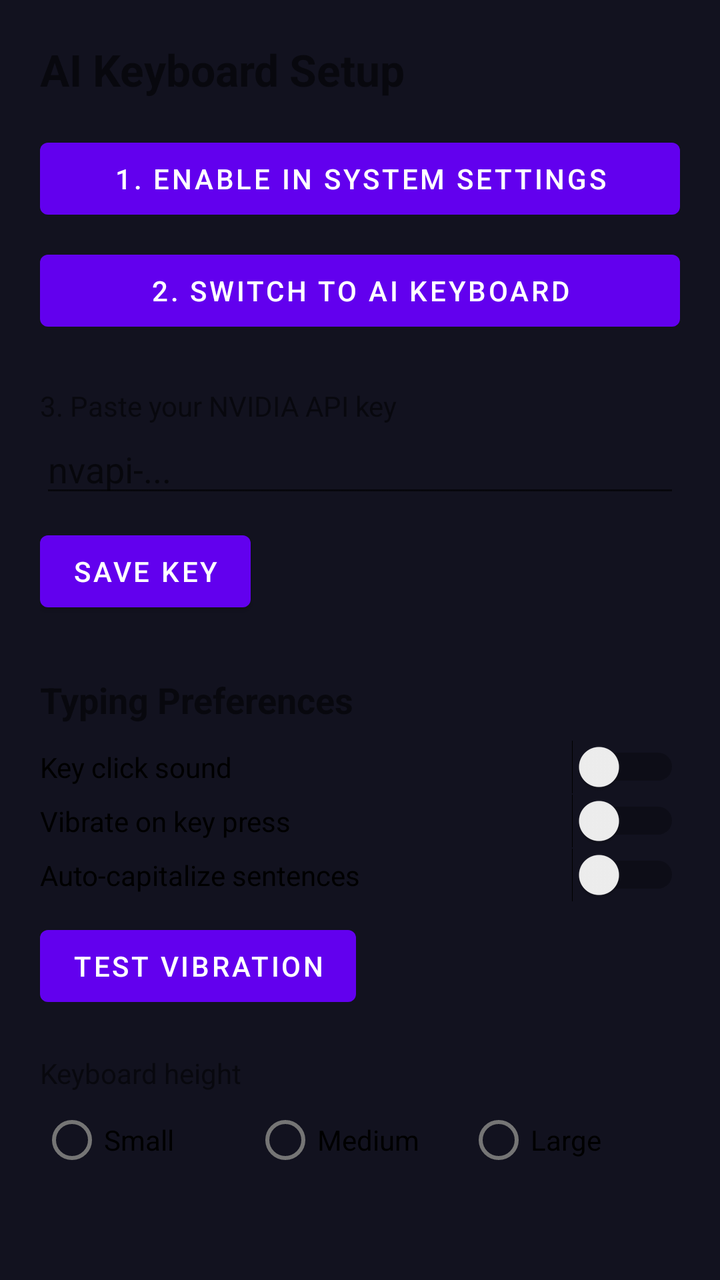
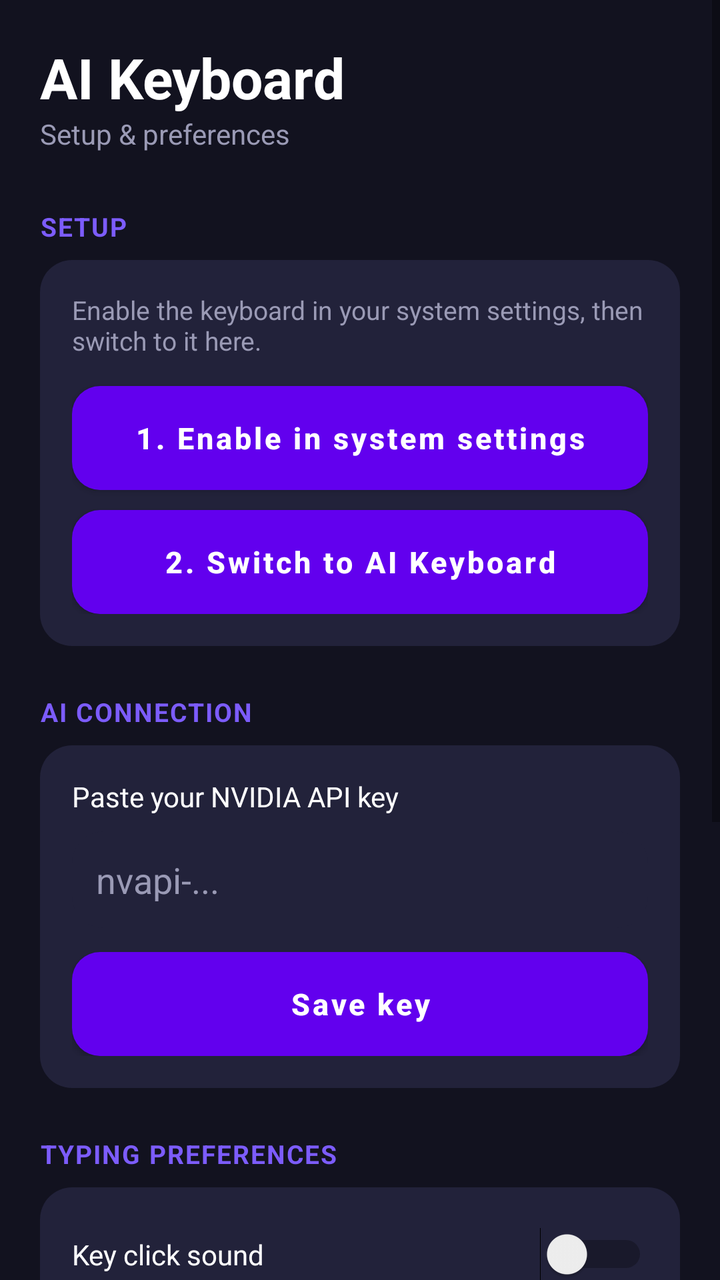

Screens rendered from an Android XML layout before and after an edit, with the pre-edit source and the edit as a unified diff.
<!-- AndroidManifest.xml: application theme Theme.AIKeyboard -->
<!-- res/layout/activity_settings.xml -->
<?xml version="1.0" encoding="utf-8"?>
<ScrollView xmlns:android="http://schemas.android.com/apk/res/android"
    android:layout_width="match_parent"
    android:layout_height="match_parent">

<LinearLayout
    android:layout_width="match_parent"
    android:layout_height="wrap_content"
    android:orientation="vertical"
    android:padding="20dp">

    <TextView
        android:layout_width="wrap_content"
        android:layout_height="wrap_content"
        android:text="AI Keyboard Setup"
        android:textSize="22sp"
        android:textStyle="bold"
        android:layout_marginBottom="16dp" />

    <Button
        android:id="@+id/btnEnableKeyboard"
        android:layout_width="match_parent"
        android:layout_height="wrap_content"
        android:text="1. Enable in system settings" />

    <Button
        android:id="@+id/btnChooseKeyboard"
        android:layout_width="match_parent"
        android:layout_height="wrap_content"
        android:layout_marginTop="8dp"
        android:text="2. Switch to AI Keyboard" />

    <TextView
        android:layout_width="wrap_content"
        android:layout_height="wrap_content"
        android:layout_marginTop="24dp"
        android:text="3. Paste your NVIDIA API key" />

    <EditText
        android:id="@+id/editApiKey"
        android:layout_width="match_parent"
        android:layout_height="wrap_content"
        android:hint="nvapi-..."
        android:inputType="textPassword" />

    <Button
        android:id="@+id/btnSaveKey"
        android:layout_width="wrap_content"
        android:layout_height="wrap_content"
        android:layout_marginTop="8dp"
        android:text="Save key" />

    <TextView
        android:layout_width="wrap_content"
        android:layout_height="wrap_content"
        android:layout_marginTop="28dp"
        android:text="Typing Preferences"
        android:textSize="18sp"
        android:textStyle="bold" />

    <Switch
        android:id="@+id/switchSound"
        android:layout_width="match_parent"
        android:layout_height="wrap_content"
        android:layout_marginTop="8dp"
        android:text="Key click sound" />

    <Switch
        android:id="@+id/switchVibrate"
        android:layout_width="match_parent"
        android:layout_height="wrap_content"
        android:text="Vibrate on key press" />

    <Switch
        android:id="@+id/switchAutoCap"
        android:layout_width="match_parent"
        android:layout_height="wrap_content"
        android:text="Auto-capitalize sentences" />

    <Button
        android:id="@+id/btnTestVibrate"
        android:layout_width="wrap_content"
        android:layout_height="wrap_content"
        android:layout_marginTop="8dp"
        android:text="Test vibration" />

    <TextView
        android:layout_width="wrap_content"
        android:layout_height="wrap_content"
        android:layout_marginTop="20dp"
        android:text="Keyboard height" />

    <RadioGroup
        android:id="@+id/radioHeight"
        android:layout_width="match_parent"
        android:layout_height="wrap_content"
        android:orientation="horizontal">

        <RadioButton
            android:id="@+id/radioSmall"
            android:layout_width="0dp"
            android:layout_height="wrap_content"
            android:layout_weight="1"
            android:text="Small" />

        <RadioButton
            android:id="@+id/radioMedium"
            android:layout_width="0dp"
            android:layout_height="wrap_content"
            android:layout_weight="1"
            android:text="Medium" />

        <RadioButton
            android:id="@+id/radioLarge"
            android:layout_width="0dp"
            android:layout_height="wrap_content"
            android:layout_weight="1"
            android:text="Large" />

    </RadioGroup>

</LinearLayout>
</ScrollView>
<!-- resources referenced by this layout -->
<resources>
  <style name="Theme.AIKeyboard" parent="Theme.MaterialComponents.DayNight.NoActionBar">
          <item name="android:windowBackground">@color/bg_deep</item>
          <item name="colorAccent">@color/accent</item>
      </style>
  <color name="bg_deep">#12121F</color>
  <color name="accent">#7C5CFC</color>
</resources>

<!-- the commit's change to res/layout/activity_settings.xml (unified diff, before → after) -->
@@ -1,7 +1,8 @@
 <?xml version="1.0" encoding="utf-8"?>
 <ScrollView xmlns:android="http://schemas.android.com/apk/res/android"
     android:layout_width="match_parent"
-    android:layout_height="match_parent">
+    android:layout_height="match_parent"
+    android:background="@color/bg_deep">
 
 <LinearLayout
     android:layout_width="match_parent"
@@ -12,112 +13,212 @@
     <TextView
         android:layout_width="wrap_content"
         android:layout_height="wrap_content"
-        android:text="AI Keyboard Setup"
-        android:textSize="22sp"
+        android:text="AI Keyboard"
+        android:textSize="28sp"
         android:textStyle="bold"
-        android:layout_marginBottom="16dp" />
-
-    <Button
-        android:id="@+id/btnEnableKeyboard"
-        android:layout_width="match_parent"
-        android:layout_height="wrap_content"
-        android:text="1. Enable in system settings" />
-
-    <Button
-        android:id="@+id/btnChooseKeyboard"
-        android:layout_width="match_parent"
-        android:layout_height="wrap_content"
-        android:layout_marginTop="8dp"
-        android:text="2. Switch to AI Keyboard" />
+        android:textColor="@color/text_primary" />
 
     <TextView
         android:layout_width="wrap_content"
         android:layout_height="wrap_content"
-        android:layout_marginTop="24dp"
-        android:text="3. Paste your NVIDIA API key" />
-
-    <EditText
-        android:id="@+id/editApiKey"
+        android:text="Setup &amp; preferences"
+        android:textSize="14sp"
+        android:textColor="@color/text_secondary"
+        android:layout_marginBottom="4dp" />
+
+    
+    <TextView style="@style/SettingsSectionTitle" android:text="SETUP" />
+
+    <LinearLayout style="@style/SettingsCard">
+
+        <TextView
+            android:layout_width="match_parent"
+            android:layout_height="wrap_content"
+            android:text="Enable the keyboard in your system settings, then switch to it here."
+            android:textColor="@color/text_secondary"
+            android:textSize="13sp"
+            android:layout_marginBottom="14dp" />
+
+        <Button
+            android:id="@+id/btnEnableKeyboard"
+            style="@style/PrimaryButton"
+            android:text="1. Enable in system settings" />
+
+        <Button
+            android:id="@+id/btnChooseKeyboard"
+            style="@style/PrimaryButton"
+            android:layout_marginTop="10dp"
+            android:text="2. Switch to AI Keyboard" />
+
+    </LinearLayout>
+
+    
+    <TextView style="@style/SettingsSectionTitle" android:text="AI CONNECTION" />
+
+    <LinearLayout style="@style/SettingsCard">
+
+        <TextView
+            android:layout_width="match_parent"
+            android:layout_height="wrap_content"
+            android:text="Paste your NVIDIA API key"
+            android:textColor="@color/text_primary"
+            android:textSize="14sp"
+            android:layout_marginBottom="8dp" />
+
+        <EditText
+            android:id="@+id/editApiKey"
+            android:layout_width="match_parent"
+            android:layout_height="wrap_content"
+            android:hint="nvapi-..."
+            android:textColorHint="@color/text_secondary"
+            android:textColor="@color/text_primary"
+            android:background="@drawable/card_background"
+            android:padding="12dp"
+            android:inputType="textPassword" />
+
+        <Button
+            android:id="@+id/btnSaveKey"
+            style="@style/PrimaryButton"
+            android:layout_marginTop="12dp"
+            android:text="Save key" />
+
+    </LinearLayout>
+
+    
+    <TextView style="@style/SettingsSectionTitle" android:text="TYPING PREFERENCES" />
+
+    <LinearLayout style="@style/SettingsCard">
+
+        <LinearLayout
+            android:layout_width="match_parent"
+            android:layout_height="wrap_content"
+            android:orientation="horizontal"
+            android:gravity="center_vertical"
+            android:paddingTop="4dp"
+            android:paddingBottom="4dp">
+
+            <TextView
+                android:layout_width="0dp"
+                android:layout_height="wrap_content"
+                android:layout_weight="1"
+                android:text="Key click sound"
+                android:textColor="@color/text_primary"
+                android:textSize="14sp" />
+
+            <Switch
+                android:id="@+id/switchSound"
+                android:layout_width="wrap_content"
+                android:layout_height="wrap_content" />
+        </LinearLayout>
+
+        <View
+            android:layout_width="match_parent"
+            android:layout_height="1dp"
+            android:background="#22FFFFFF"
+            android:layout_marginTop="6dp"
+            android:layout_marginBottom="6dp" />
+
+        <LinearLayout
+            android:layout_width="match_parent"
+            android:layout_height="wrap_content"
+            android:orientation="horizontal"
+            android:gravity="center_vertical"
+            android:paddingTop="4dp"
+            android:paddingBottom="4dp">
+
+            <TextView
+                android:layout_width="0dp"
+                android:layout_height="wrap_content"
+                android:layout_weight="1"
+                android:text="Vibrate on key press"
+                android:textColor="@color/text_primary"
+                android:textSize="14sp" />
+
+            <Switch
+                android:id="@+id/switchVibrate"
+                android:layout_width="wrap_content"
+                android:layout_height="wrap_content" />
+        </LinearLayout>
+
+        <View
+            android:layout_width="match_parent"
+            android:layout_height="1dp"
+            android:background="#22FFFFFF"
+            android:layout_marginTop="6dp"
+            android:layout_marginBottom="6dp" />
+
+        <LinearLayout
+            android:layout_width="match_parent"
+            android:layout_height="wrap_content"
+            android:orientation="horizontal"
+            android:gravity="center_vertical"
+            android:paddingTop="4dp"
+            android:paddingBottom="4dp">
+
+            <TextView
+                android:layout_width="0dp"
+                android:layout_height="wrap_content"
+                android:layout_weight="1"
+                android:text="Auto-capitalize sentences"
+                android:textColor="@color/text_primary"
+                android:textSize="14sp" />
+
+            <Switch
+                android:id="@+id/switchAutoCap"
+                android:layout_width="wrap_content"
+                android:layout_height="wrap_content" />
+        </LinearLayout>
+
+        <Button
+            android:id="@+id/btnTestVibrate"
+            style="@style/PrimaryButton"
+            android:layout_marginTop="14dp"
+            android:text="Test vibration" />
+
+    </LinearLayout>
+
+    
+    <TextView style="@style/SettingsSectionTitle" android:text="KEYBOARD HEIGHT" />
+
+    <LinearLayout style="@style/SettingsCard">
+
+        <RadioGroup
+            android:id="@+id/radioHeight"
+            android:layout_width="match_parent"
+            android:layout_height="wrap_content"
+            android:orientation="horizontal">
+
+            <RadioButton
+                android:id="@+id/radioSmall"
+                android:layout_width="0dp"
+                android:layout_height="wrap_content"
+                android:layout_weight="1"
+                android:textColor="@color/text_primary"
+                android:text="Small" />
+
+            <RadioButton
+                android:id="@+id/radioMedium"
+                android:layout_width="0dp"
+                android:layout_height="wrap_content"
+                android:layout_weight="1"
+                android:textColor="@color/text_primary"
+                android:text="Medium" />
+
+            <RadioButton
+                android:id="@+id/radioLarge"
+                android:layout_width="0dp"
+                android:layout_height="wrap_content"
+                android:layout_weight="1"
+                android:textColor="@color/text_primary"
+                android:text="Large" />
+
+        </RadioGroup>
+
+    </LinearLayout>
+
+    <View
         android:layout_width="match_parent"
-        android:layout_height="wrap_content"
-        android:hint="nvapi-..."
-        android:inputType="textPassword" />
-
-    <Button
-        android:id="@+id/btnSaveKey"
-        android:layout_width="wrap_content"
-        android:layout_height="wrap_content"
-        android:layout_marginTop="8dp"
-        android:text="Save key" />
-
-    <TextView
-        android:layout_width="wrap_content"
-        android:layout_height="wrap_content"
-        android:layout_marginTop="28dp"
-        android:text="Typing Preferences"
-        android:textSize="18sp"
-        android:textStyle="bold" />
-
-    <Switch
-        android:id="@+id/switchSound"
-        android:layout_width="match_parent"
-        android:layout_height="wrap_content"
-        android:layout_marginTop="8dp"
-        android:text="Key click sound" />
-
-    <Switch
-        android:id="@+id/switchVibrate"
-        android:layout_width="match_parent"
-        android:layout_height="wrap_content"
-        android:text="Vibrate on key press" />
-
-    <Switch
-        android:id="@+id/switchAutoCap"
-        android:layout_width="match_parent"
-        android:layout_height="wrap_content"
-        android:text="Auto-capitalize sentences" />
-
-    <Button
-        android:id="@+id/btnTestVibrate"
-        android:layout_width="wrap_content"
-        android:layout_height="wrap_content"
-        android:layout_marginTop="8dp"
-        android:text="Test vibration" />
-
-    <TextView
-        android:layout_width="wrap_content"
-        android:layout_height="wrap_content"
-        android:layout_marginTop="20dp"
-        android:text="Keyboard height" />
-
-    <RadioGroup
-        android:id="@+id/radioHeight"
-        android:layout_width="match_parent"
-        android:layout_height="wrap_content"
-        android:orientation="horizontal">
-
-        <RadioButton
-            android:id="@+id/radioSmall"
-            android:layout_width="0dp"
-            android:layout_height="wrap_content"
-            android:layout_weight="1"
-            android:text="Small" />
-
-        <RadioButton
-            android:id="@+id/radioMedium"
-            android:layout_width="0dp"
-            android:layout_height="wrap_content"
-            android:layout_weight="1"
-            android:text="Medium" />
-
-        <RadioButton
-            android:id="@+id/radioLarge"
-            android:layout_width="0dp"
-            android:layout_height="wrap_content"
-            android:layout_weight="1"
-            android:text="Large" />
-
-    </RadioGroup>
+        android:layout_height="24dp" />
 
 </LinearLayout>
 </ScrollView>
<!-- resource entries referenced after the edit -->
@@ -4,7 +4,60 @@
           <item name="android:windowBackground">@color/bg_deep</item>
           <item name="colorAccent">@color/accent</item>
       </style>
+  <color name="bg_card">#22223A</color>
+  <!-- drawable primary_button_background (drawable) -->
+  <?xml version="1.0" encoding="utf-8"?>
+  <selector xmlns:android="http://schemas.android.com/apk/res/android">
+      <item android:state_pressed="true">
+          <shape android:shape="rectangle">
+              <solid android:color="@color/accent_dark" />
+              <corners android:radius="14dp" />
+          </shape>
+      </item>
+      <item>
+          <shape android:shape="rectangle">
+              <solid android:color="@color/accent" />
+              <corners android:radius="14dp" />
+          </shape>
+      </item>
+  </selector>
   <color name="bg_deep">#12121F</color>
+  <color name="text_primary">#FFFFFF</color>
+  <color name="text_secondary">#9A9AB5</color>
+  <!-- drawable card_background (drawable) -->
+  <?xml version="1.0" encoding="utf-8"?>
+  <shape xmlns:android="http://schemas.android.com/apk/res/android" android:shape="rectangle">
+      <solid android:color="@color/bg_card" />
+      <corners android:radius="16dp" />
+  </shape>
+  <style name="PrimaryButton">
+          <item name="android:layout_width">match_parent</item>
+          <item name="android:layout_height">52dp</item>
+          <item name="android:background">@drawable/primary_button_background</item>
+          <item name="android:textColor">@color/text_primary</item>
+          <item name="android:textAllCaps">false</item>
+          <item name="android:textSize">15sp</item>
+          <item name="android:textStyle">bold</item>
+          <item name="android:elevation">0dp</item>
+      </style>
+  <style name="SettingsCard">
+          <item name="android:layout_width">match_parent</item>
+          <item name="android:layout_height">wrap_content</item>
+          <item name="android:background">@drawable/card_background</item>
+          <item name="android:padding">16dp</item>
+          <item name="android:orientation">vertical</item>
+      </style>
+  <style name="SettingsSectionTitle">
+          <item name="android:layout_width">wrap_content</item>
+          <item name="android:layout_height">wrap_content</item>
+          <item name="android:textColor">@color/accent</item>
+          <item name="android:textSize">13sp</item>
+          <item name="android:textStyle">bold</item>
+          <item name="android:letterSpacing">0.05</item>
+          <item name="android:layout_marginTop">24dp</item>
+          <item name="android:layout_marginBottom">8dp</item>
+      </style>
   <color name="accent">#7C5CFC</color>
+  <color name="accent_dark">#5B3FE0</color>
 </resources>
 
